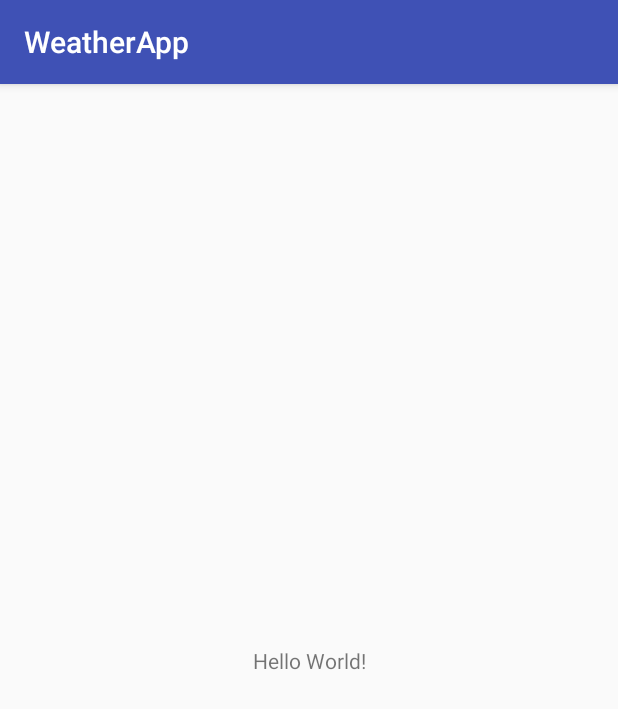
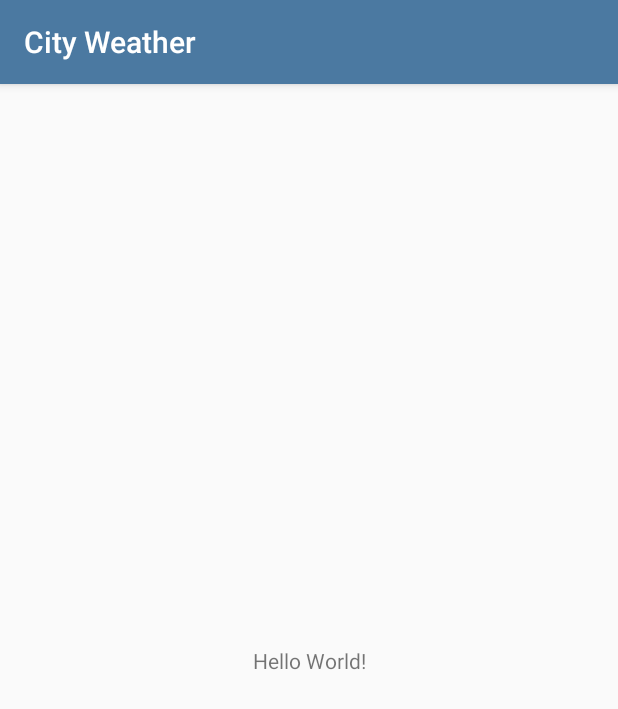
Before and after one commit to calin-bodnar/weather-app, an Android app: the screen it shows after launch (WeatherActivity), on a phone screen of 412 x 824 dp. Shown: the top 709 px of the screen. Run offline under Robolectric (Android 15) with nearby library versions, the phone set to English and light mode, and no system bars.

Commit message:
Update theme colours and app name

```diff
--- a/WeatherApp/app/src/main/res/drawable/launch_screen.xml
+++ b/WeatherApp/app/src/main/res/drawable/launch_screen.xml
@@ -1,7 +1,7 @@
 <?xml version="1.0" encoding="utf-8"?>
 <layer-list xmlns:android="http://schemas.android.com/apk/res/android">
 
-    <item android:drawable="@color/color_bgr" />
+    <item android:drawable="@color/colour_bgr" />
 
     <item>
         <bitmap
--- a/WeatherApp/app/src/main/res/values/colors.xml
+++ b/WeatherApp/app/src/main/res/values/colors.xml
@@ -1,8 +1,8 @@
 <?xml version="1.0" encoding="utf-8"?>
 <resources>
-    <color name="colorPrimary">#3F51B5</color>
-    <color name="colorPrimaryDark">#303F9F</color>
-    <color name="colorAccent">#FF4081</color>
+    <color name="colorPrimary">#4B79A1</color>
+    <color name="colorPrimaryDark">#283E51</color>
+    <color name="colorAccent">#EC6F66</color>
 
-    <color name="color_bgr">#D8D8D8</color>
+    <color name="colour_bgr">#D7DDE8</color>
 </resources>
--- a/WeatherApp/app/src/main/res/values/strings.xml
+++ b/WeatherApp/app/src/main/res/values/strings.xml
@@ -1,3 +1,3 @@
 <resources>
-    <string name="app_name">WeatherApp</string>
+    <string name="app_name">City Weather</string>
 </resources>
```
